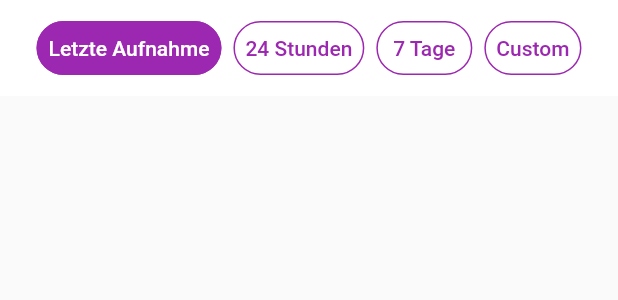
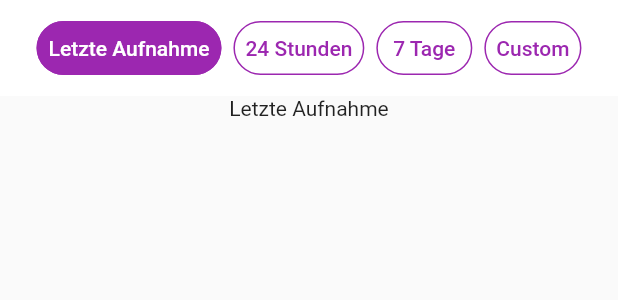
Before and after one commit to SarahLM/somnus, a Flutter app: the HypnogramScreen widget shown alone on an empty page, opened directly, after a tap on "Letzte Aufnahme", on a phone screen of 412 x 824 dp. Shown: the top 300 px of the screen. Run offline on Flutter 3.47's test engine with Material 2 defaults, Android fonts, the phone set to English and light mode, and no system bars; our stand-ins replace introduction_screen, permission_handler, shared_preferences; missing offline and left inert: date_range_picker, flutter_ble_lib, pointycastle; accounts and stored records are empty.

Commit message:
Clean up hypnogramScreen

```diff
--- a/frontend_somnus/lib/screens/hypnogram_screen.dart
+++ b/frontend_somnus/lib/screens/hypnogram_screen.dart
@@ -17,6 +17,7 @@ class _HypnogramScreenState extends State<HypnogramScreen> {
   bool _pressedButton2 = false;
   bool _pressedButton3 = false;
   bool _pressedButton4 = false;
+  var selectedText = '';
 
   Widget buildFlatButton(String title, bool button) {
     return FlatButton(
@@ -67,6 +68,7 @@ class _HypnogramScreenState extends State<HypnogramScreen> {
                     _pressedButton2 = false;
                     _pressedButton3 = false;
                     _pressedButton4 = false;
+                    selectedText = 'Letzte Aufnahme';
                   });
                 },
               ),
@@ -88,6 +90,7 @@ class _HypnogramScreenState extends State<HypnogramScreen> {
                     _pressedButton1 = false;
                     _pressedButton3 = false;
                     _pressedButton4 = false;
+                    selectedText = '24 Stunden';
                   });
                 },
               ),
@@ -109,6 +112,7 @@ class _HypnogramScreenState extends State<HypnogramScreen> {
                     _pressedButton1 = false;
                     _pressedButton2 = false;
                     _pressedButton4 = false;
+                    selectedText = '7 Tage';
                   });
                 },
               ),
@@ -147,6 +151,9 @@ class _HypnogramScreenState extends State<HypnogramScreen> {
                       if (picked != null && picked.length == 2) {
                         print(picked);
                       }
+                      setState(() {
+                        selectedText = picked.toString();
+                      });
                     },
                   ),
                 ),
@@ -154,6 +161,7 @@ class _HypnogramScreenState extends State<HypnogramScreen> {
             ],
           ),
         ),
+        Text(selectedText),
       ],
     );
   }
```
